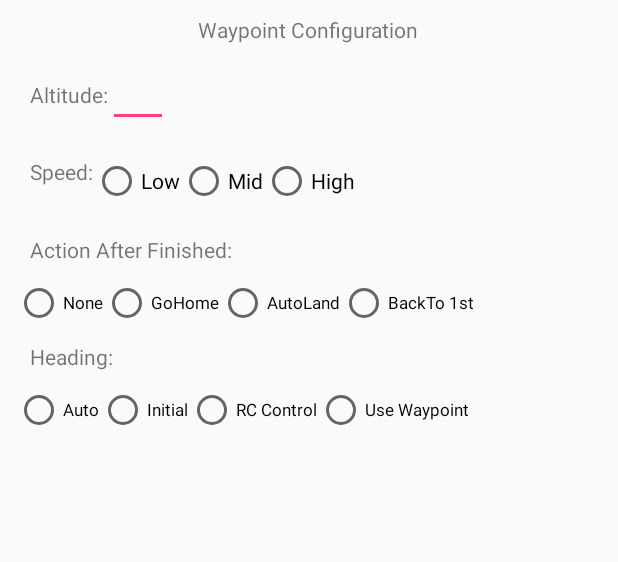
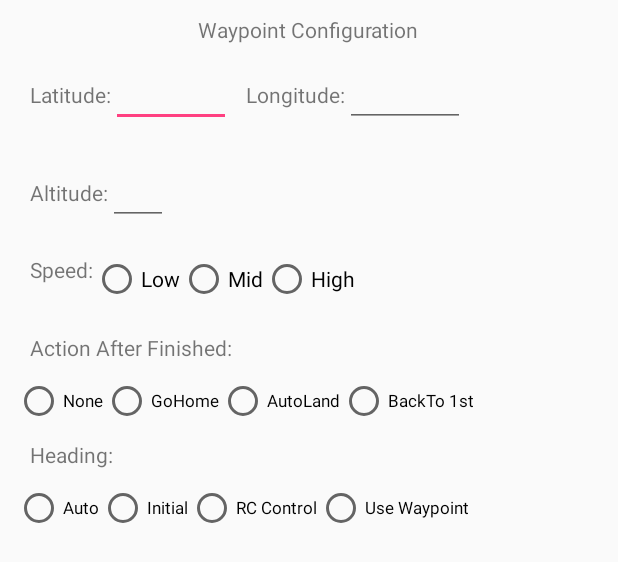
Before and after one commit to CoFly-Project/waypointmission, an Android app: the layout dialog_waypointsetting.xml on its own in the app's theme, with its tools: preview values and no code run, on a phone screen of 412 x 824 dp. Shown: the top 562 px of the screen. Run offline under Robolectric (Android 15) with nearby library versions, the phone set to English and light mode, and no system bars.

Commit message:
added GOTO button, user enters the Long/Lat of the waypoint

```diff
--- a/app/src/main/java/com/convcao/waypointmission/DJIApplication.java
+++ b/app/src/main/java/com/convcao/waypointmission/DJIApplication.java
@@ -15,6 +15,7 @@ import dji.common.error.DJIError;
 import dji.common.error.DJISDKError;
 import dji.sdk.base.BaseComponent;
 import dji.sdk.base.BaseProduct;
+import dji.sdk.flightcontroller.FlightAssistant;
 import dji.sdk.sdkmanager.DJISDKManager;
 
 public class DJIApplication extends Application {
@@ -59,6 +60,8 @@ public class DJIApplication extends Application {
             }
 
         };
+
+
 
         baseProductListener = new BaseProduct.BaseProductListener() {
             @Override
--- a/app/src/main/res/layout/dialog_waypointsetting.xml
+++ b/app/src/main/res/layout/dialog_waypointsetting.xml
@@ -14,6 +14,37 @@
         android:text="Waypoint Configuration"
         android:layout_gravity="center_horizontal">
     </TextView>
+    <LinearLayout
+        android:layout_width="match_parent"
+        android:layout_height="wrap_content"
+        android:orientation="horizontal"
+        android:layout_marginBottom="10dp"
+        android:layout_marginTop="10dp"
+        android:layout_marginLeft="10dp"
+        android:layout_marginRight="10dp">
+        <TextView
+            android:layout_width="wrap_content"
+            android:layout_height="wrap_content"
+            android:text="Latitude:">
+        </TextView>
+        <EditText
+            android:id="@+id/latitude"
+            android:layout_width="80dp"
+            android:layout_height="wrap_content">
+        </EditText>
+        <TextView
+            android:layout_width="wrap_content"
+            android:layout_height="wrap_content"
+            android:layout_marginLeft="10dp"
+            android:text="Longitude:">
+        </TextView>
+        <EditText
+            android:id="@+id/longitude"
+            android:layout_width="80dp"
+            android:layout_height="wrap_content">
+        </EditText>
+    </LinearLayout>
+
 
     <LinearLayout
         android:layout_width="match_parent"
```
Also changed, not shown: app/src/main/AndroidManifest.xml (+8 -4 lines), app/src/main/java/com/convcao/waypointmission/MainActivity.java (+56 -24 lines), app/src/main/res/layout/activity_main.xml (+45 -34 lines), 1 other file.
